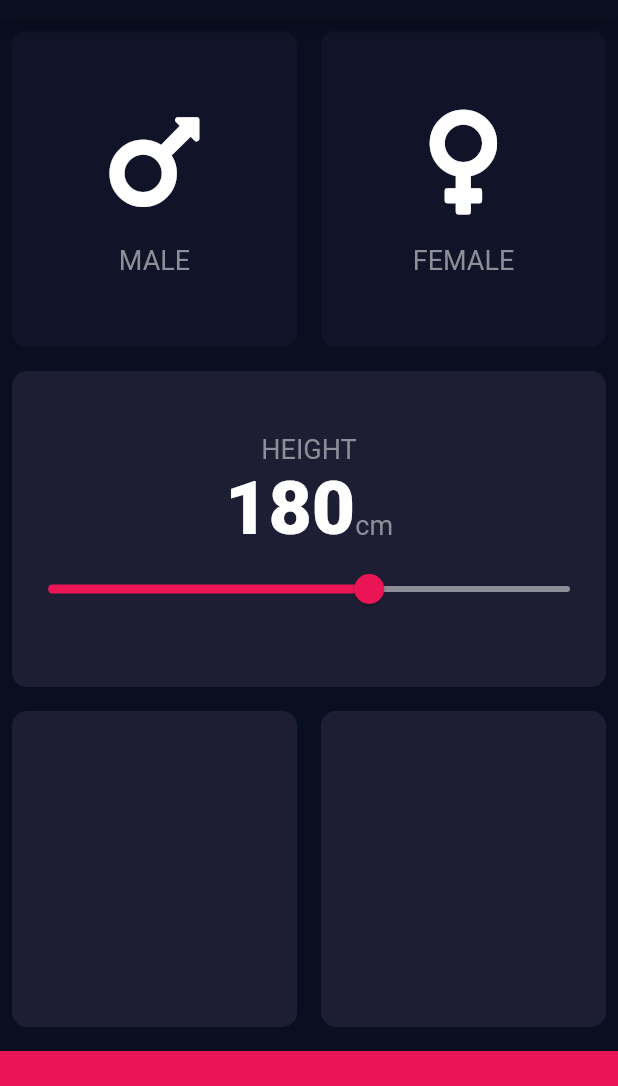
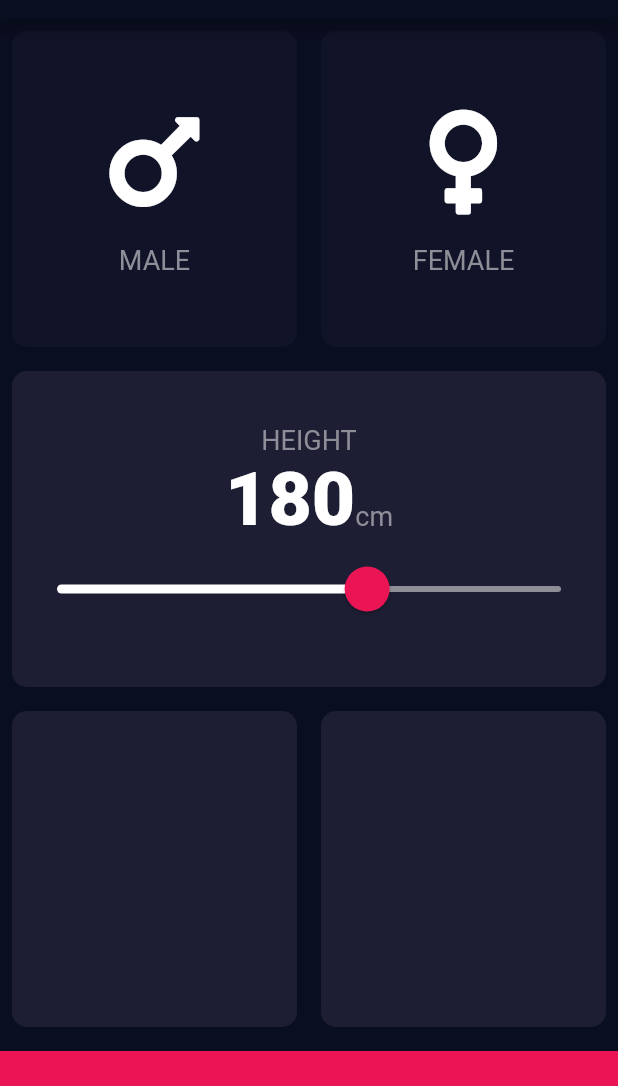
Before and after one commit to cesar-ferreira/flutter-BMICalculator, a Flutter app: the screen it shows after launch, on a phone screen of 412 x 824 dp, the part 65-1151 px from its top. Run offline on Flutter 3.47's test engine with Material 2 defaults, Android fonts, the phone set to English and light mode, and no system bars; our stand-ins replace font_awesome_flutter.

Commit message:
update theme of slide

```diff
--- a/bmi_calculator/lib/input_page.dart
+++ b/bmi_calculator/lib/input_page.dart
@@ -91,17 +91,25 @@ class _InputPageState extends State<InputPage> {
                       ),
                     ],
                   ),
-                  Slider(
+                  SliderTheme(
+                    data: SliderTheme.of(context).copyWith(
+                      inactiveTrackColor: Color(0xFF8D8E98),
+                      activeTrackColor: Colors.white,
+                      thumbColor: Color(0xFFEB1555),
+                      overlayColor: Color(0x29EB1555),
+                      thumbShape: RoundSliderThumbShape(enabledThumbRadius: 15),
+                      overlayShape: RoundSliderOverlayShape(overlayRadius: 30),
+                    ),
+                    child: Slider(
                       value: height.toDouble(),
                       min: 20,
                       max: 280,
-                    activeColor: Color(0xFFEB1555),
-                    inactiveColor: Color(0xFF8D8E98),
                       onChanged: (double newValue){
                         setState(() {
                           height = newValue.round();
                         });
                       },
+                    ),
                   ),
                 ],
               ),
```
Lines whose indentation alone changed are shown as unchanged.
